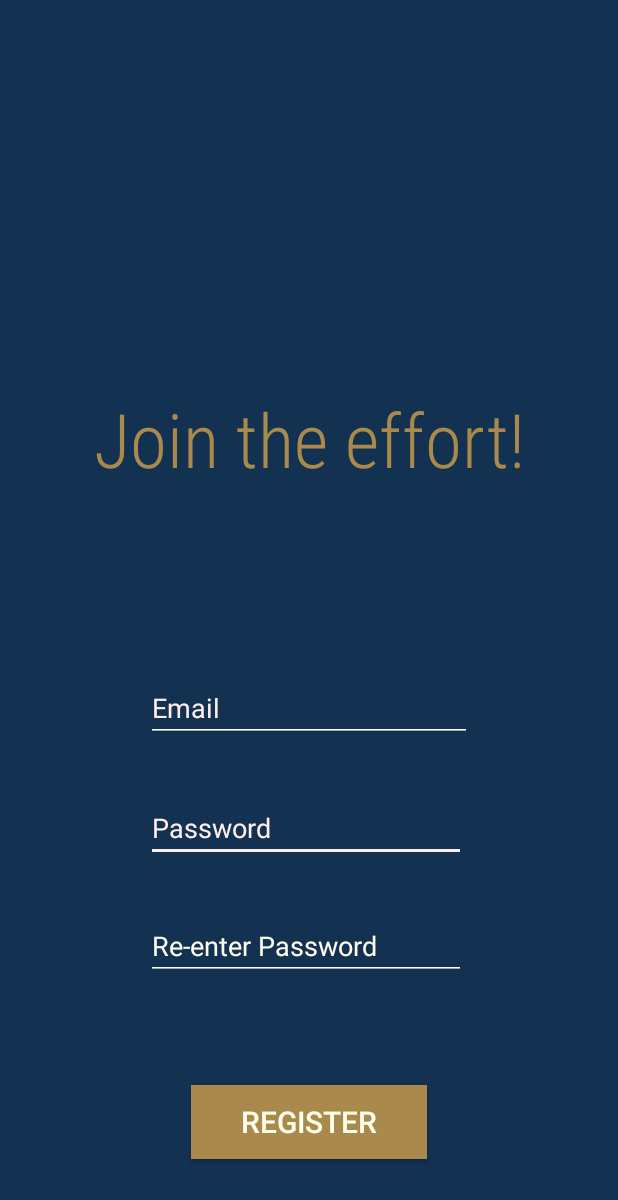
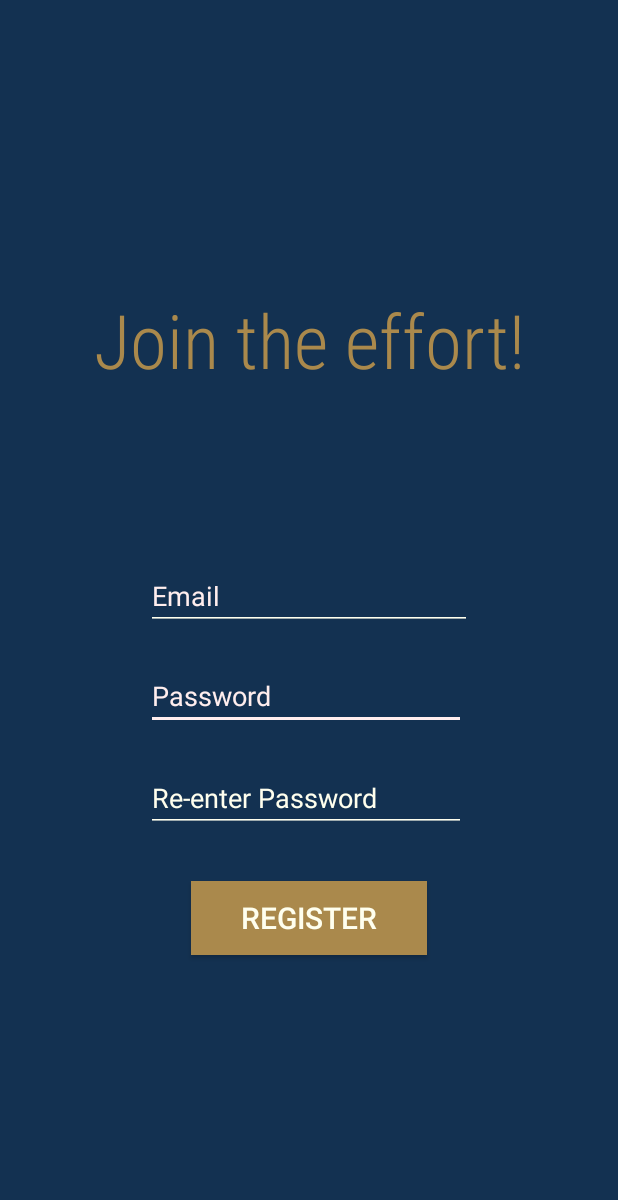
Before and after one commit to SteliosPhanartzis/EHack, an Android app: the SignUp screen opened directly, with no data from a screen before it, on a phone screen of 412 x 824 dp. Shown: the top 1200 px of the screen. Run offline under Robolectric (Android 15) with nearby library versions, the phone set to English and light mode, and no system bars.

Commit message:
Moved up Sign in Components

```diff
--- a/app/src/main/res/layout/activity_sign_up.xml
+++ b/app/src/main/res/layout/activity_sign_up.xml
@@ -21,7 +21,7 @@
         app:layout_constraintHorizontal_bias="0.489"
         app:layout_constraintStart_toStartOf="parent"
         app:layout_constraintTop_toTopOf="parent"
-        app:layout_constraintVertical_bias="0.68" />
+        app:layout_constraintVertical_bias="0.567" />
 
     <com.google.android.material.appbar.AppBarLayout
         android:id="@+id/appBarLayout"
@@ -50,7 +50,7 @@
         app:layout_constraintEnd_toEndOf="parent"
         app:layout_constraintStart_toStartOf="parent"
         app:layout_constraintTop_toTopOf="@+id/appBarLayout"
-        app:layout_constraintVertical_bias="0.344"
+        app:layout_constraintVertical_bias="0.256"
         tools:fontFamily="sans-serif-light" />
 
     <EditText
@@ -67,7 +67,7 @@
         app:layout_constraintEnd_toEndOf="parent"
         app:layout_constraintStart_toStartOf="parent"
         app:layout_constraintTop_toTopOf="parent"
-        app:layout_constraintVertical_bias="0.58" />
+        app:layout_constraintVertical_bias="0.485" />
 
     <EditText
         android:id="@+id/editText2"
@@ -84,7 +84,7 @@
         app:layout_constraintHorizontal_bias="0.489"
         app:layout_constraintStart_toStartOf="parent"
         app:layout_constraintTop_toTopOf="parent"
-        app:layout_constraintVertical_bias="0.781" />
+        app:layout_constraintVertical_bias="0.654" />
 
     <Button
         android:id="@+id/Register"
@@ -99,6 +99,6 @@
         app:layout_constraintEnd_toEndOf="parent"
         app:layout_constraintStart_toStartOf="parent"
         app:layout_constraintTop_toTopOf="@+id/appBarLayout"
-        app:layout_constraintVertical_bias="0.934" />
+        app:layout_constraintVertical_bias="0.758" />
 
 </androidx.constraintlayout.widget.ConstraintLayout>
```
